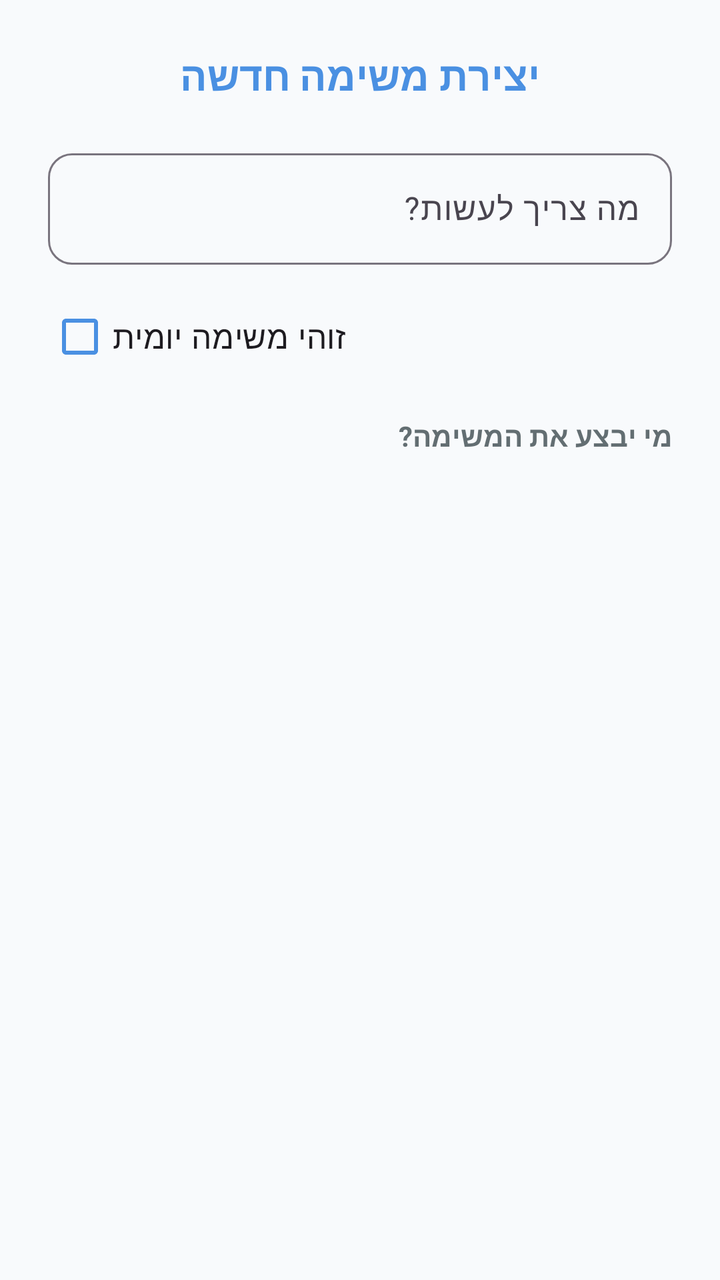
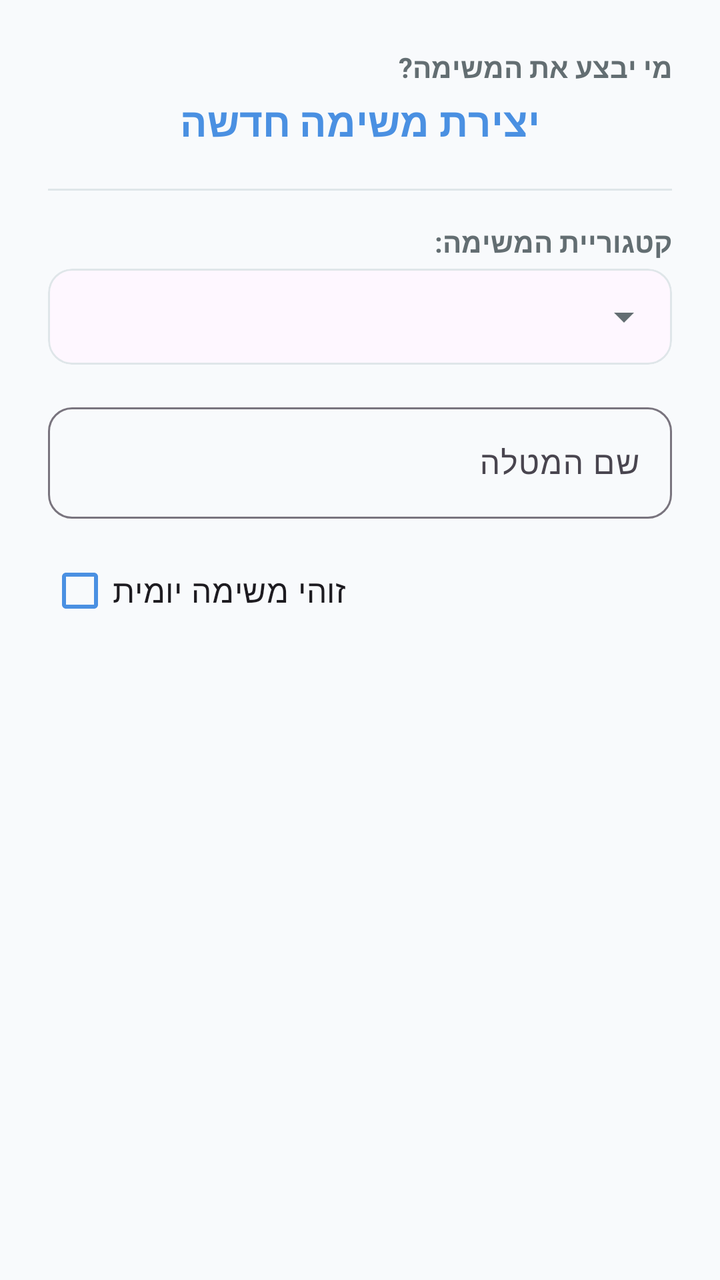

The first picture is an Android layout as it rendered before a commit; the second is the same layout after the commit. The layout source and the unified diff follow.
<!-- AndroidManifest.xml: application theme Theme.FamilyWork -->
<!-- res/layout/dialog_add_task.xml -->
<?xml version="1.0" encoding="utf-8"?>
<LinearLayout xmlns:android="http://schemas.android.com/apk/res/android"
    xmlns:app="http://schemas.android.com/apk/res-auto"
    android:layout_width="match_parent"
    android:layout_height="wrap_content"
    android:orientation="vertical"
    android:padding="24dp">

    <TextView
        android:layout_width="match_parent"
        android:layout_height="wrap_content"
        android:text="יצירת משימה חדשה"
        android:textSize="20sp"
        android:textStyle="bold"
        android:textColor="@color/primary"
        android:gravity="center"
        android:layout_marginBottom="20dp"/>

    <com.google.android.material.textfield.TextInputLayout
        style="@style/Widget.Material3.TextInputLayout.OutlinedBox"
        android:layout_width="match_parent"
        android:layout_height="wrap_content"
        android:hint="מה צריך לעשות?"
        android:layout_marginBottom="12dp"
        app:boxCornerRadiusBottomEnd="12dp"
        app:boxCornerRadiusBottomStart="12dp"
        app:boxCornerRadiusTopEnd="12dp"
        app:boxCornerRadiusTopStart="12dp">

        <com.google.android.material.textfield.TextInputEditText
            android:id="@+id/inputTaskTitle"
            android:layout_width="match_parent"
            android:layout_height="wrap_content"
            android:inputType="textCapSentences"/>
    </com.google.android.material.textfield.TextInputLayout>

    <com.google.android.material.checkbox.MaterialCheckBox
        android:id="@+id/checkDaily"
        android:layout_width="wrap_content"
        android:layout_height="wrap_content"
        android:text="זוהי משימה יומית"
        android:textSize="16sp"
        app:buttonTint="@color/primary"/>

    <TextView
        android:layout_width="match_parent"
        android:layout_height="wrap_content"
        android:text="מי יבצע את המשימה?"
        android:textSize="14sp"
        android:textStyle="bold"
        android:textColor="@color/text_secondary"
        android:layout_marginTop="16dp"
        android:layout_marginBottom="4dp"/>
    
    

</LinearLayout>
<!-- resources referenced by this layout -->
<resources>
  <color name="primary">#4A90E2</color>
  <color name="text_secondary">#636E72</color>
  <style name="Theme.FamilyWork" parent="Base.Theme.FamilyWork" />
  <style name="Base.Theme.FamilyWork" parent="Theme.Material3.DayNight.NoActionBar">
          
          <item name="colorPrimary">@color/primary</item>
          <item name="colorOnPrimary">@color/white</item>
          <item name="colorPrimaryDark">@color/primary_dark</item>
          <item name="colorAccent">@color/accent</item>
          
          
          <item name="android:windowBackground">@color/background</item>
          <item name="android:statusBarColor">@color/primary</item>
          
          
          <item name="android:textColorPrimary">@color/text_primary</item>
          <item name="android:textColorSecondary">@color/text_secondary</item>
      </style>
  <color name="white">#FFFFFFFF</color>
  <color name="primary_dark">#357ABD</color>
  <color name="accent">#50E3C2</color>
  <color name="background">#F8FAFC</color>
  <color name="text_primary">#2D3436</color>
</resources>

<!-- the commit's change to res/layout/dialog_add_task.xml (unified diff, before → after) -->
@@ -1,57 +1,91 @@
 <?xml version="1.0" encoding="utf-8"?>
-<LinearLayout xmlns:android="http://schemas.android.com/apk/res/android"
+<ScrollView xmlns:android="http://schemas.android.com/apk/res/android"
     xmlns:app="http://schemas.android.com/apk/res-auto"
     android:layout_width="match_parent"
-    android:layout_height="wrap_content"
-    android:orientation="vertical"
-    android:padding="24dp">
+    android:layout_height="wrap_content">
 
-    <TextView
+    <LinearLayout
         android:layout_width="match_parent"
         android:layout_height="wrap_content"
-        android:text="יצירת משימה חדשה"
-        android:textSize="20sp"
-        android:textStyle="bold"
-        android:textColor="@color/primary"
-        android:gravity="center"
-        android:layout_marginBottom="20dp"/>
+        android:orientation="vertical"
+        android:padding="24dp">
 
-    <com.google.android.material.textfield.TextInputLayout
-        style="@style/Widget.Material3.TextInputLayout.OutlinedBox"
-        android:layout_width="match_parent"
-        android:layout_height="wrap_content"
-        android:hint="מה צריך לעשות?"
-        android:layout_marginBottom="12dp"
-        app:boxCornerRadiusBottomEnd="12dp"
-        app:boxCornerRadiusBottomStart="12dp"
-        app:boxCornerRadiusTopEnd="12dp"
-        app:boxCornerRadiusTopStart="12dp">
-
-        <com.google.android.material.textfield.TextInputEditText
-            android:id="@+id/inputTaskTitle"
+        <TextView
             android:layout_width="match_parent"
             android:layout_height="wrap_content"
-            android:inputType="textCapSentences"/>
-    </com.google.android.material.textfield.TextInputLayout>
+            android:layout_marginBottom="4dp"
+            android:text="מי יבצע את המשימה?"
+            android:textColor="@color/text_secondary"
+            android:textSize="14sp"
+            android:textStyle="bold" />
 
-    <com.google.android.material.checkbox.MaterialCheckBox
-        android:id="@+id/checkDaily"
-        android:layout_width="wrap_content"
-        android:layout_height="wrap_content"
-        android:text="זוהי משימה יומית"
-        android:textSize="16sp"
-        app:buttonTint="@color/primary"/>
+        <TextView
+            android:layout_width="match_parent"
+            android:layout_height="wrap_content"
+            android:text="יצירת משימה חדשה"
+            android:textSize="20sp"
+            android:textStyle="bold"
+            android:textColor="@color/primary"
+            android:gravity="center"
+            android:layout_marginBottom="20dp"/>
 
-    <TextView
-        android:layout_width="match_parent"
-        android:layout_height="wrap_content"
-        android:text="מי יבצע את המשימה?"
-        android:textSize="14sp"
-        android:textStyle="bold"
-        android:textColor="@color/text_secondary"
-        android:layout_marginTop="16dp"
-        android:layout_marginBottom="4dp"/>
-    
-    
+        
+        <View 
+            android:layout_width="match_parent"
+            android:layout_height="1dp"
+            android:background="@color/divider"
+            android:layout_marginBottom="16dp"/>
 
-</LinearLayout>
+        <TextView
+            android:layout_width="match_parent"
+            android:layout_height="wrap_content"
+            android:text="קטגוריית המשימה:"
+            android:textSize="14sp"
+            android:textStyle="bold"
+            android:textColor="@color/text_secondary"
+            android:layout_marginBottom="4dp"/>
+
+        <com.google.android.material.card.MaterialCardView
+            android:layout_width="match_parent"
+            android:layout_height="wrap_content"
+            android:layout_marginBottom="16dp"
+            app:cardCornerRadius="12dp"
+            app:cardElevation="0dp"
+            app:strokeWidth="1dp"
+            app:strokeColor="@color/divider">
+
+            <Spinner
+                android:id="@+id/spinnerCategory"
+                android:layout_width="match_parent"
+                android:layout_height="48dp"
+                android:spinnerMode="dropdown" />
+        </com.google.android.material.card.MaterialCardView>
+
+        <com.google.android.material.textfield.TextInputLayout
+            style="@style/Widget.Material3.TextInputLayout.OutlinedBox"
+            android:layout_width="match_parent"
+            android:layout_height="wrap_content"
+            android:hint="שם המטלה"
+            android:layout_marginBottom="12dp"
+            app:boxCornerRadiusBottomEnd="12dp"
+            app:boxCornerRadiusBottomStart="12dp"
+            app:boxCornerRadiusTopEnd="12dp"
+            app:boxCornerRadiusTopStart="12dp">
+
+            <com.google.android.material.textfield.TextInputEditText
+                android:id="@+id/inputTaskTitle"
+                android:layout_width="match_parent"
+                android:layout_height="wrap_content"
+                android:inputType="textCapSentences"/>
+        </com.google.android.material.textfield.TextInputLayout>
+
+        <com.google.android.material.checkbox.MaterialCheckBox
+            android:id="@+id/checkDaily"
+            android:layout_width="wrap_content"
+            android:layout_height="wrap_content"
+            android:text="זוהי משימה יומית"
+            android:textSize="16sp"
+            app:buttonTint="@color/primary"/>
+
+    </LinearLayout>
+</ScrollView>
<!-- resource entries referenced after the edit -->
@@ -1,5 +1,6 @@
 <!-- resources referenced by this layout -->
 <resources>
+  <color name="divider">#DFE6E9</color>
   <color name="primary">#4A90E2</color>
   <color name="text_secondary">#636E72</color>
   <style name="Theme.FamilyWork" parent="Base.Theme.FamilyWork" />
